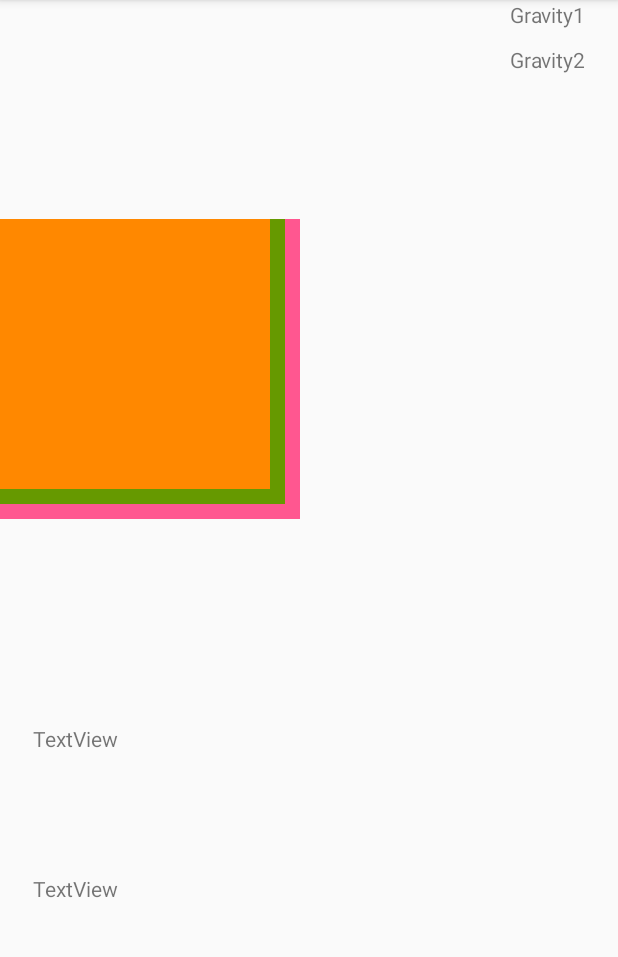
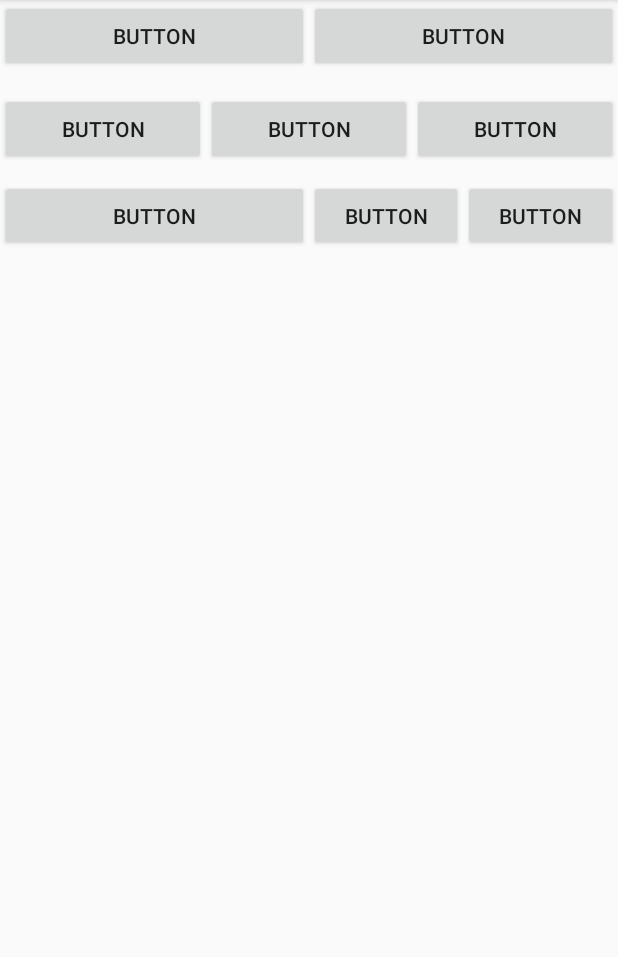
Before and after one commit to xxminamixx/AndroidTraining, an Android app: the screen it shows after launch (MainActivity), on a phone screen of 412 x 824 dp, the part 84-1041 px from its top. Run offline under Robolectric (Android 15) with nearby library versions, the phone set to English and light mode, and no system bars.

Commit message:
2-1 weight練習

```diff
--- a/app/src/main/java/min/min/com/androidtraining/MainActivity.kt
+++ b/app/src/main/java/min/min/com/androidtraining/MainActivity.kt
@@ -8,5 +8,6 @@ class MainActivity : AppCompatActivity() {
     override fun onCreate(savedInstanceState: Bundle?) {
         super.onCreate(savedInstanceState)
         setContentView(R.layout.activity_main)
+        setContentView(R.layout.layout2_1)
     }
 }
--- /dev/null
+++ b/app/src/main/res/layout/layout2_1.xml
@@ -0,0 +1,101 @@
+<?xml version="1.0" encoding="utf-8"?>
+<android.support.constraint.ConstraintLayout
+    xmlns:android="http://schemas.android.com/apk/res/android"
+    xmlns:app="http://schemas.android.com/apk/res-auto"
+    xmlns:tools="http://schemas.android.com/tools"
+    android:layout_width="match_parent"
+    android:layout_height="match_parent">
+
+    <LinearLayout
+        android:id="@+id/layout1"
+        android:layout_width="match_parent"
+        android:layout_height="52dp"
+        android:orientation="horizontal"
+        app:layout_constraintEnd_toEndOf="parent"
+        app:layout_constraintStart_toStartOf="parent"
+        app:layout_constraintTop_toTopOf="parent">
+
+        <Button
+            android:id="@+id/button1"
+            android:layout_width="wrap_content"
+            android:layout_height="wrap_content"
+            android:layout_weight="1"
+            android:text="Button"
+            app:layout_constraintHorizontal_weight="1"
+            tools:layout_editor_absoluteX="171dp"
+            tools:layout_editor_absoluteY="0dp" />
+
+        <Button
+            android:id="@+id/button2"
+            android:layout_width="wrap_content"
+            android:layout_height="wrap_content"
+            android:layout_weight="1"
+            android:text="Button"
+            app:layout_constraintHorizontal_weight="1" />
+    </LinearLayout>
+
+    <LinearLayout
+        android:id="@+id/layout2"
+        android:layout_width="match_parent"
+        android:layout_height="0dp"
+        android:layout_marginTop="10dp"
+        android:orientation="horizontal"
+        app:layout_constraintEnd_toEndOf="parent"
+        app:layout_constraintStart_toStartOf="parent"
+        app:layout_constraintTop_toBottomOf="@+id/layout1">
+
+        <Button
+            android:id="@+id/button3"
+            android:layout_width="wrap_content"
+            android:layout_height="wrap_content"
+            android:layout_weight="1"
+            android:text="Button" />
+
+        <Button
+            android:id="@+id/button4"
+            android:layout_width="wrap_content"
+            android:layout_height="wrap_content"
+            android:layout_weight="1"
+            android:text="Button" />
+
+        <Button
+            android:id="@+id/button5"
+            android:layout_width="wrap_content"
+            android:layout_height="wrap_content"
+            android:layout_weight="1"
+            android:text="Button" />
+    </LinearLayout>
+
+    <LinearLayout
+        android:id="@+id/layout3"
+        android:layout_width="0dp"
+        android:layout_height="47dp"
+        android:layout_marginTop="10dp"
+        android:orientation="horizontal"
+        app:layout_constraintEnd_toEndOf="parent"
+        app:layout_constraintStart_toStartOf="parent"
+        app:layout_constraintTop_toBottomOf="@+id/layout2">
+
+        <Button
+            android:id="@+id/button12"
+            android:layout_width="0dp"
+            android:layout_height="wrap_content"
+            android:layout_weight="2"
+            android:text="Button" />
+
+        <Button
+            android:id="@+id/button13"
+            android:layout_width="0dp"
+            android:layout_height="wrap_content"
+            android:layout_weight="1"
+            android:text="Button" />
+
+        <Button
+            android:id="@+id/button14"
+            android:layout_width="0dp"
+            android:layout_height="wrap_content"
+            android:layout_weight="1"
+            android:text="Button" />
+    </LinearLayout>
+
+</android.support.constraint.ConstraintLayout>
```
